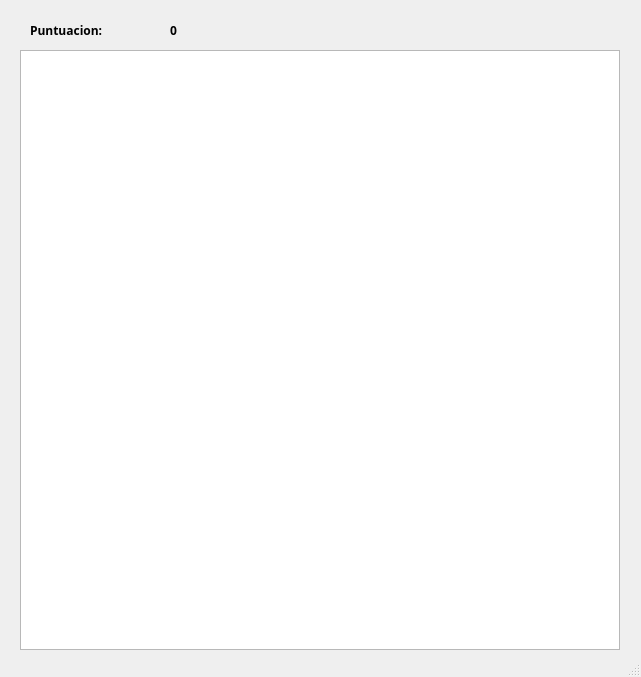
Above: mainwindow.ui from Nooby54/Practica5-InformaticaII before the change. Below: the same form after it.
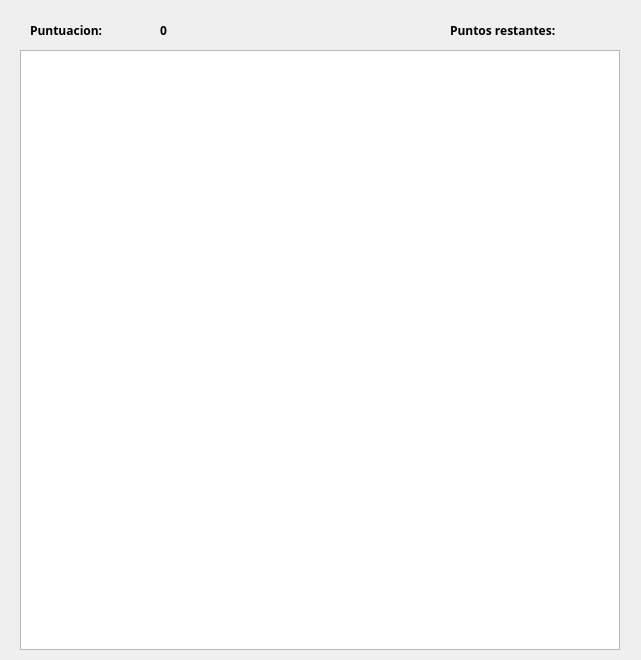
That is the form after the change.

Commit message: Mejoro el movimiento y añado un contador para los puntos restantes

```diff
--- a/mainwindow.ui
+++ b/mainwindow.ui
@@ -7,9 +7,15 @@
     <x>0</x>
     <y>0</y>
     <width>641</width>
-    <height>677</height>
+    <height>660</height>
    </rect>
   </property>
+  <property name="font">
+   <font>
+    <family>8514oem</family>
+    <bold>true</bold>
+   </font>
+  </property>
   <property name="windowTitle">
    <string>PacMan</string>
   </property>
@@ -46,7 +52,45 @@
    <widget class="QLabel" name="label_2">
     <property name="geometry">
      <rect>
-      <x>170</x>
+      <x>160</x>
+      <y>20</y>
+      <width>63</width>
+      <height>20</height>
+     </rect>
+    </property>
+    <property name="font">
+     <font>
+      <family>8514oem</family>
+      <bold>true</bold>
+     </font>
+    </property>
+    <property name="text">
+     <string>0</string>
+    </property>
+   </widget>
+   <widget class="QLabel" name="label_3">
+    <property name="geometry">
+     <rect>
+      <x>450</x>
+      <y>20</y>
+      <width>191</width>
+      <height>20</height>
+     </rect>
+    </property>
+    <property name="font">
+     <font>
+      <family>8514oem</family>
+      <bold>true</bold>
+     </font>
+    </property>
+    <property name="text">
+     <string>Puntos restantes:</string>
+    </property>
+   </widget>
+   <widget class="QLabel" name="puntos">
+    <property name="geometry">
+     <rect>
+      <x>650</x>
       <y>20</y>
       <width>63</width>
       <height>20</height>
@@ -63,7 +107,6 @@
     </property>
    </widget>
   </widget>
-  <widget class="QStatusBar" name="statusbar"/>
  </widget>
  <resources/>
  <connections/>
```
Left out of the diff: 2 changed lines with no effect on the pictures. The commit also changes 3 other files.
